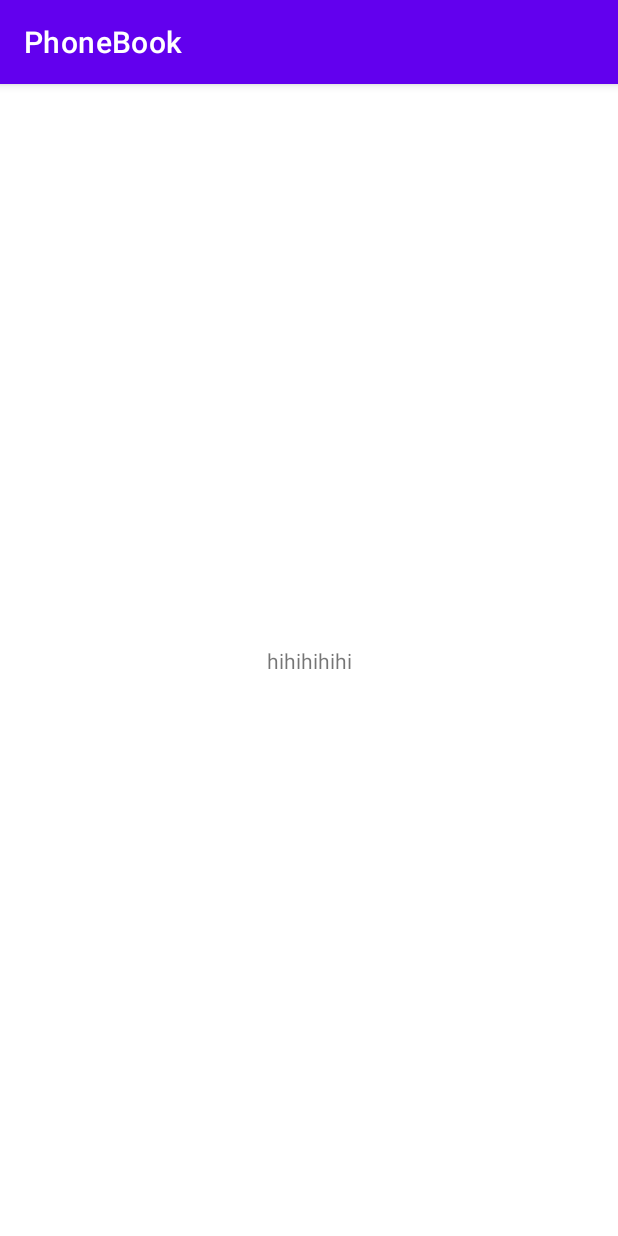
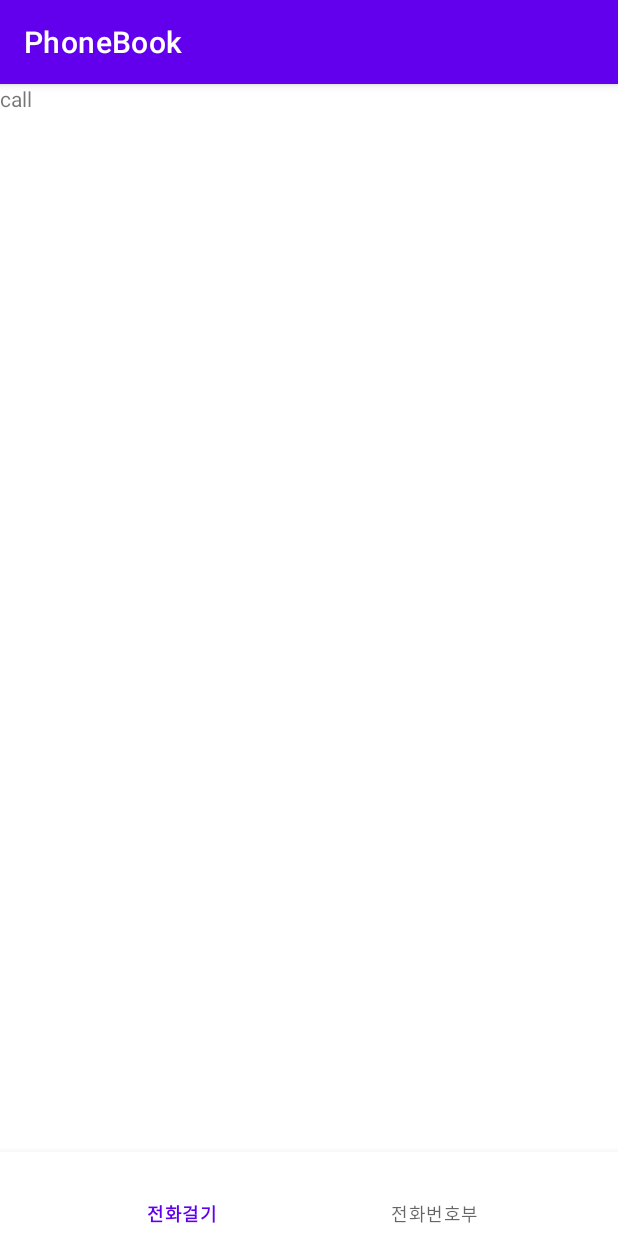
Before and after one commit to tmdgus2568/Phone-book, an Android app: the screen it shows after launch (MainActivity), on a phone screen of 412 x 824 dp. Run offline under Robolectric (Android 15) with nearby library versions, the phone set to English and light mode, and no system bars.

Commit message:
bottom navigation

```diff
--- a/app/build.gradle
+++ b/app/build.gradle
@@ -29,7 +29,7 @@ android {
 }
 
 dependencies {
-
+    implementation 'com.google.android.material:material:1.0.0'
     implementation 'androidx.appcompat:appcompat:1.2.0'
     implementation 'com.google.android.material:material:1.2.1'
     implementation 'androidx.constraintlayout:constraintlayout:2.0.4'
--- /dev/null
+++ b/app/src/main/java/com/example/phonebook/CallFragment.java
@@ -0,0 +1,19 @@
+package com.example.phonebook;
+
+import android.os.Bundle;
+import android.view.LayoutInflater;
+import android.view.View;
+import android.view.ViewGroup;
+
+import androidx.annotation.NonNull;
+import androidx.annotation.Nullable;
+import androidx.fragment.app.Fragment;
+
+public class CallFragment extends Fragment {
+    @Nullable
+    @Override
+    public View onCreateView(@NonNull LayoutInflater inflater, @Nullable ViewGroup container, @Nullable Bundle savedInstanceState) {
+        View v = inflater.inflate(R.layout.fragment_call, container, false);
+        return v;
+    }
+}
--- a/app/src/main/java/com/example/phonebook/MainActivity.java
+++ b/app/src/main/java/com/example/phonebook/MainActivity.java
@@ -1,14 +1,41 @@
 package com.example.phonebook;
 
+import androidx.annotation.NonNull;
 import androidx.appcompat.app.AppCompatActivity;
 
 import android.os.Bundle;
+import android.view.MenuItem;
+
+import com.google.android.material.bottomnavigation.BottomNavigationView;
 
 public class MainActivity extends AppCompatActivity {
+
+    BottomNavigationView bottomNavigationView;
 
     @Override
     protected void onCreate(Bundle savedInstanceState) {
         super.onCreate(savedInstanceState);
         setContentView(R.layout.activity_main);
+
+        bottomNavigationView = findViewById(R.id.navigation);
+
+        getSupportFragmentManager().beginTransaction().add(R.id.frameLayout, new CallFragment()).commit();
+
+        bottomNavigationView.setOnNavigationItemSelectedListener(new BottomNavigationView.OnNavigationItemSelectedListener() {
+            @Override
+            public boolean onNavigationItemSelected(@NonNull MenuItem item) {
+                switch (item.getItemId()){
+                    case R.id.action_call:
+                        getSupportFragmentManager().beginTransaction().add(R.id.frameLayout, new CallFragment()).commit();
+                        break;
+                    case R.id.action_phonebook:
+                        getSupportFragmentManager().beginTransaction().add(R.id.frameLayout, new PhonebookFragment()).commit();
+                        break;
+                }
+                return true;
+            }
+        });
     }
+
+
 }
--- a/app/src/main/res/layout/activity_main.xml
+++ b/app/src/main/res/layout/activity_main.xml
@@ -1,18 +1,17 @@
 <?xml version="1.0" encoding="utf-8"?>
-<androidx.constraintlayout.widget.ConstraintLayout xmlns:android="http://schemas.android.com/apk/res/android"
+<FrameLayout xmlns:android="http://schemas.android.com/apk/res/android"
     xmlns:app="http://schemas.android.com/apk/res-auto"
     xmlns:tools="http://schemas.android.com/tools"
+    android:id="@+id/frameLayout"
     android:layout_width="match_parent"
     android:layout_height="match_parent"
     tools:context=".MainActivity">
 
-    <TextView
-        android:layout_width="wrap_content"
+    <com.google.android.material.bottomnavigation.BottomNavigationView
+        android:id="@+id/navigation"
+        android:layout_width="match_parent"
         android:layout_height="wrap_content"
-        android:text="hihihihihi"
-        app:layout_constraintBottom_toBottomOf="parent"
-        app:layout_constraintLeft_toLeftOf="parent"
-        app:layout_constraintRight_toRightOf="parent"
-        app:layout_constraintTop_toTopOf="parent" />
+        android:layout_gravity="bottom"
+        app:menu="@menu/my_navigation_items" />
 
-</androidx.constraintlayout.widget.ConstraintLayout>
+</FrameLayout>
--- /dev/null
+++ b/app/src/main/res/layout/fragment_call.xml
@@ -0,0 +1,13 @@
+<?xml version="1.0" encoding="utf-8"?>
+<LinearLayout xmlns:android="http://schemas.android.com/apk/res/android"
+    android:layout_width="match_parent"
+    android:layout_height="match_parent"
+    android:background="#FFFFFF"
+    android:orientation="vertical">
+
+    <TextView
+        android:id="@+id/textView2"
+        android:layout_width="match_parent"
+        android:layout_height="wrap_content"
+        android:text="call" />
+</LinearLayout>
--- /dev/null
+++ b/app/src/main/res/menu/my_navigation_items.xml
@@ -0,0 +1,7 @@
+<menu xmlns:android="http://schemas.android.com/apk/res/android">
+    <item android:id="@+id/action_call"
+        android:title="전화걸기" />
+    <item android:id="@+id/action_phonebook"
+        android:title="전화번호부" />
+
+</menu>
```
Also changed, not shown: app/src/main/java/com/example/phonebook/PhonebookFragment.java (added, +19 -0 lines), app/src/main/res/layout/fragment_phonebook.xml (added, +13 -0 lines).
